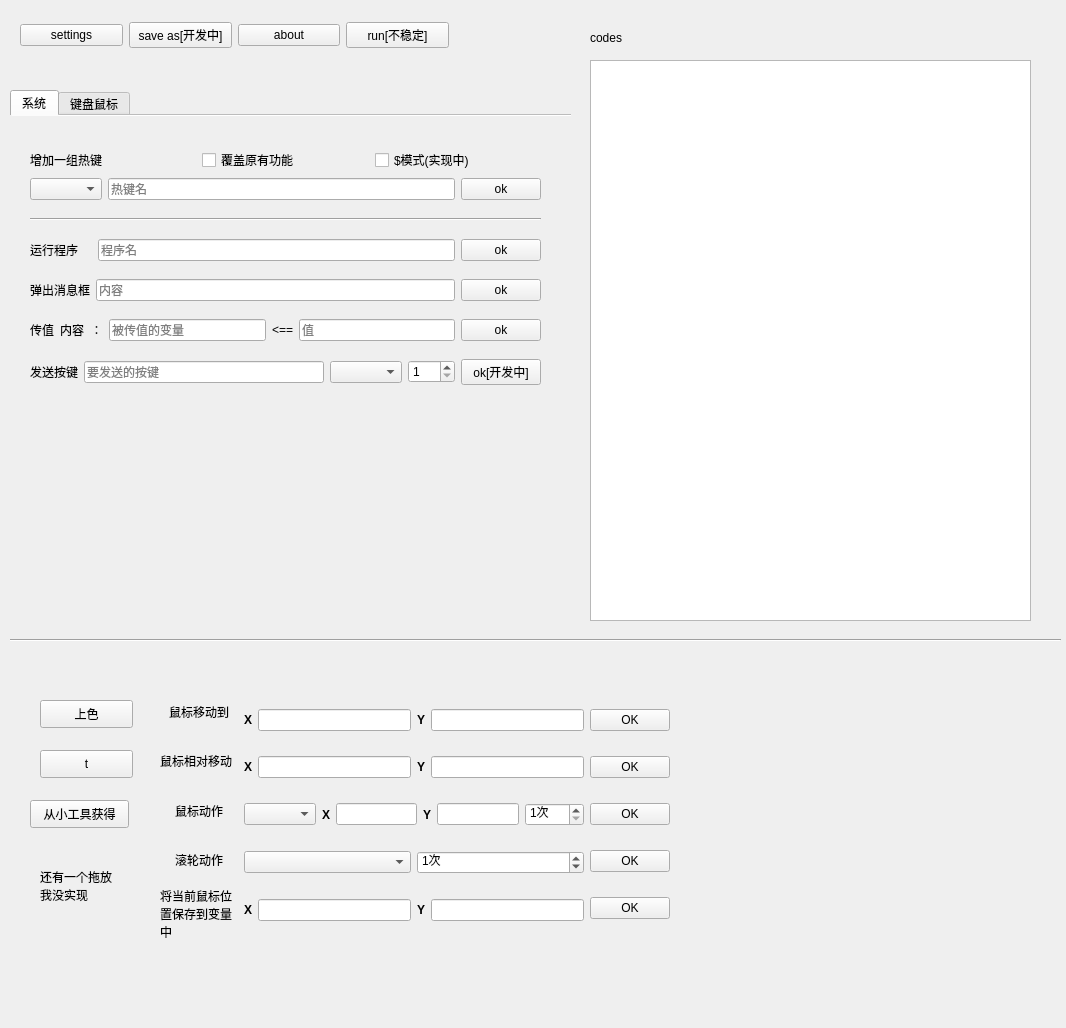
Above: src/ahk_main/ahk_main.ui from yongzhi444/AutoHotkey-Simple-IDE before the change. Below: the same form after it.
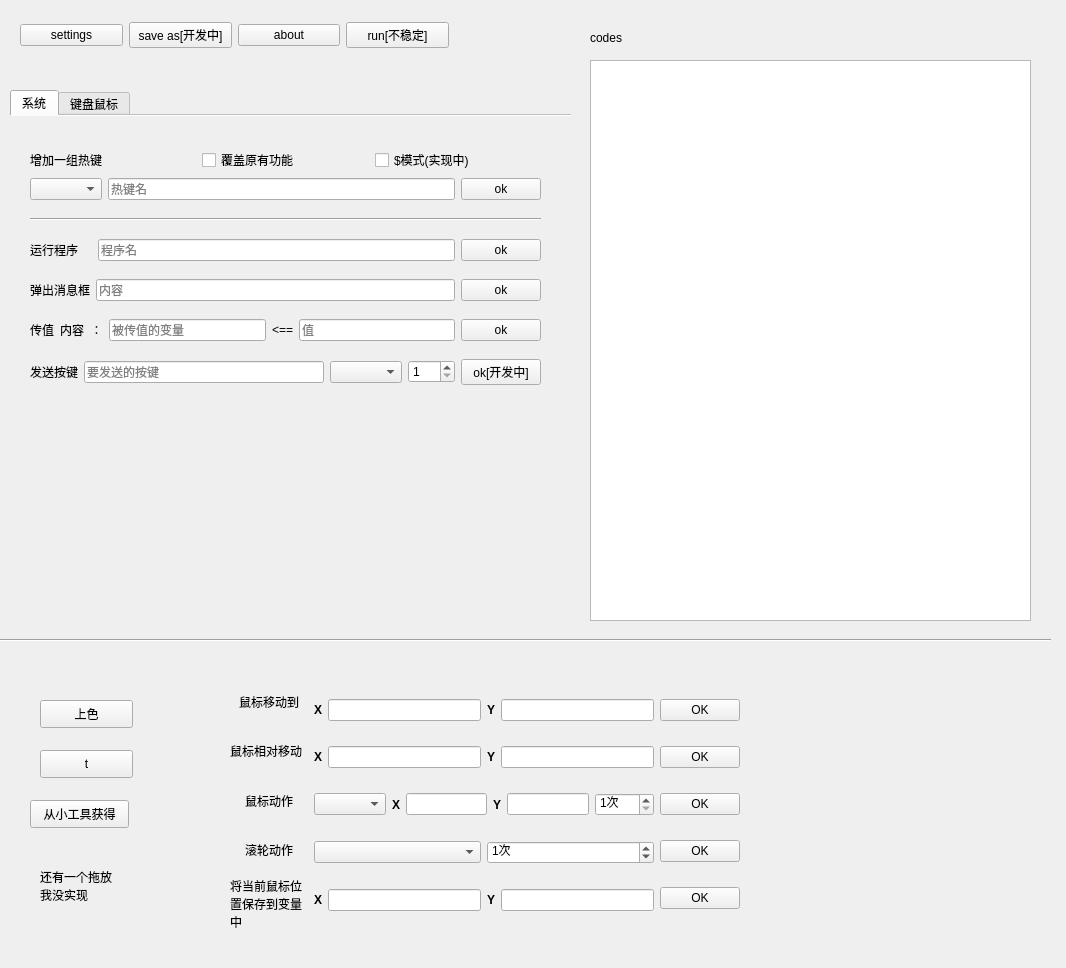
That is the form after the change.

Commit message: 4,20核心功能补充

Patch:
```diff
--- a/src/ahk_main/ahk_main.ui
+++ b/src/ahk_main/ahk_main.ui
@@ -7,7 +7,7 @@
     <x>0</x>
     <y>0</y>
     <width>1066</width>
-    <height>1028</height>
+    <height>968</height>
    </rect>
   </property>
   <property name="windowTitle">
@@ -82,7 +82,7 @@
   <widget class="Line" name="line">
    <property name="geometry">
     <rect>
-     <x>10</x>
+     <x>0</x>
      <y>630</y>
      <width>1051</width>
      <height>21</height>
@@ -153,7 +153,7 @@
      <x>10</x>
      <y>90</y>
      <width>561</width>
-     <height>531</height>
+     <height>541</height>
     </rect>
    </property>
    <property name="currentIndex">
@@ -162,7 +162,7 @@
    <property name="documentMode">
     <bool>true</bool>
    </property>
-   <widget class="QWidget" name="" native="true">
+   <widget class="QWidget" name="widget">
     <attribute name="title">
      <string>系统</string>
     </attribute>
@@ -397,8 +397,8 @@
   <widget class="QWidget" name="layoutWidget">
    <property name="geometry">
     <rect>
-     <x>160</x>
-     <y>690</y>
+     <x>230</x>
+     <y>680</y>
      <width>510</width>
      <height>251</height>
     </rect>
```
Left out of the diff: 2 changed lines with no effect on the pictures. The commit also changes 2 other files.
